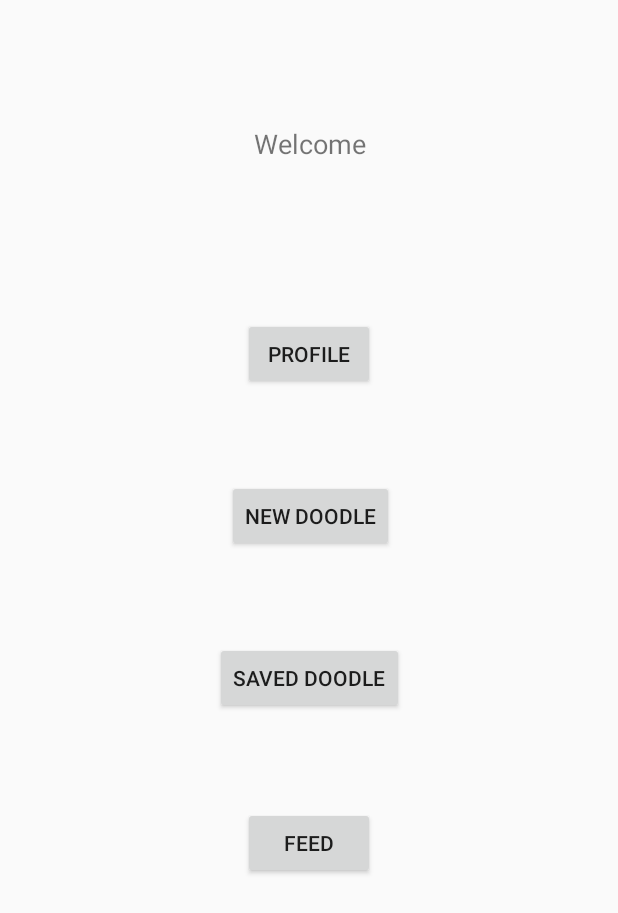
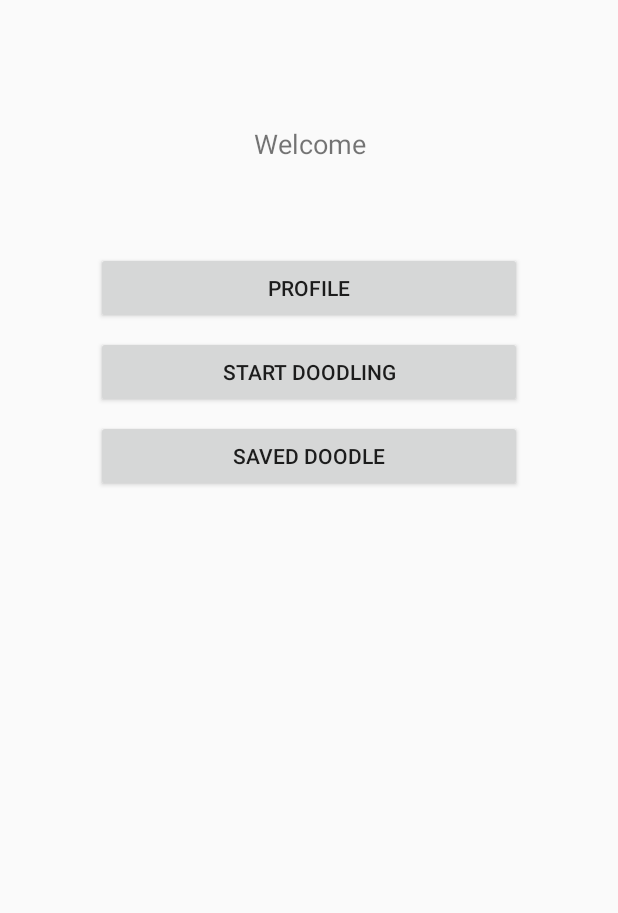
Before and after one commit to ichimichi/Collaborative-Doodling, an Android app: the screen it shows after launch (MainActivity), on a phone screen of 412 x 824 dp. Shown: the top 913 px of the screen. Run offline under Robolectric (Android 15) with nearby library versions, the phone set to English and light mode, and no system bars; our stand-ins replace Firebase (no records; nobody signed in at launch, a user with empty details on screens opened directly); libraries missing offline, so code that uses them is left out: com.firebase.ui; 3 statements that could not run were skipped.

Commit message:
improved the main Layout

```diff
--- a/app/src/main/res/layout/activity_main.xml
+++ b/app/src/main/res/layout/activity_main.xml
@@ -23,44 +23,48 @@
         android:layout_height="80dp"
         android:id="@+id/titleTV"
         android:layout_marginTop="56dp"
-        app:layout_constraintTop_toTopOf="parent" app:layout_constraintEnd_toEndOf="parent"
-        android:layout_marginEnd="8dp" app:layout_constraintStart_toStartOf="parent" android:layout_marginStart="8dp"
-        android:textSize="18sp" android:textAlignment="center" android:gravity="center"/>
+        app:layout_constraintTop_toTopOf="parent"
+        app:layout_constraintEnd_toEndOf="parent"
+        android:layout_marginEnd="8dp"
+        app:layout_constraintStart_toStartOf="parent"
+        android:layout_marginStart="8dp"
+        android:textSize="18sp"
+        android:textAlignment="center" android:gravity="center"/>
+
 
     <Button
-        android:text="Feed"
-        android:layout_width="wrap_content"
-        android:layout_height="wrap_content"
-        android:id="@+id/feedBtn"
-        android:layout_marginTop="60dp"
-        app:layout_constraintTop_toBottomOf="@+id/savedDoodleBtn" app:layout_constraintEnd_toEndOf="parent"
-        android:layout_marginEnd="8dp" app:layout_constraintStart_toStartOf="parent" android:layout_marginStart="8dp"
-        android:layout_marginBottom="8dp" app:layout_constraintBottom_toBottomOf="parent"
-        app:layout_constraintHorizontal_bias="0.501" app:layout_constraintVertical_bias="0.01"/>
-    <Button
         android:text="Profile"
-        android:layout_width="wrap_content"
+        android:layout_width="match_parent"
         android:layout_height="wrap_content"
         android:id="@+id/profileBtn"
-        android:layout_marginTop="76dp"
-        app:layout_constraintTop_toBottomOf="@+id/titleTV" app:layout_constraintStart_toStartOf="parent"
-        android:layout_marginStart="8dp" app:layout_constraintEnd_toEndOf="parent" android:layout_marginEnd="8dp"/>
+        android:layout_marginTop="32dp"
+        app:layout_constraintTop_toBottomOf="@+id/titleTV"
+        app:layout_constraintStart_toStartOf="parent"
+        android:layout_marginStart="64dp"
+        app:layout_constraintEnd_toEndOf="parent"
+        android:layout_marginEnd="64dp"/>
 
     <Button
-        android:text="New Doodle"
-        android:layout_width="wrap_content"
+        android:text="Start Doodling"
+        android:layout_width="match_parent"
         android:layout_height="wrap_content"
         android:id="@+id/newDoodleBtn"
-        android:layout_marginTop="60dp"
-        app:layout_constraintTop_toBottomOf="@+id/profileBtn" app:layout_constraintStart_toStartOf="parent"
-        android:layout_marginStart="8dp" app:layout_constraintEnd_toEndOf="parent" android:layout_marginEnd="8dp"
+        android:layout_marginTop="8dp"
+        app:layout_constraintTop_toBottomOf="@+id/profileBtn"
+        app:layout_constraintStart_toStartOf="parent"
+        android:layout_marginStart="64dp"
+        app:layout_constraintEnd_toEndOf="parent"
+        android:layout_marginEnd="64dp"
         app:layout_constraintHorizontal_bias="0.503"/>
     <Button
         android:text="Saved Doodle"
-        android:layout_width="wrap_content"
+        android:layout_width="match_parent"
         android:layout_height="wrap_content"
         android:id="@+id/savedDoodleBtn"
-        android:layout_marginTop="60dp"
-        app:layout_constraintTop_toBottomOf="@+id/newDoodleBtn" app:layout_constraintStart_toStartOf="parent"
-        android:layout_marginStart="8dp" app:layout_constraintEnd_toEndOf="parent" android:layout_marginEnd="8dp"/>
+        android:layout_marginTop="8dp"
+        app:layout_constraintTop_toBottomOf="@+id/newDoodleBtn"
+        app:layout_constraintStart_toStartOf="parent"
+        android:layout_marginStart="64dp"
+        app:layout_constraintEnd_toEndOf="parent"
+        android:layout_marginEnd="64dp"/>
 </androidx.constraintlayout.widget.ConstraintLayout>
```
Lines whose indentation alone changed are shown as unchanged.
